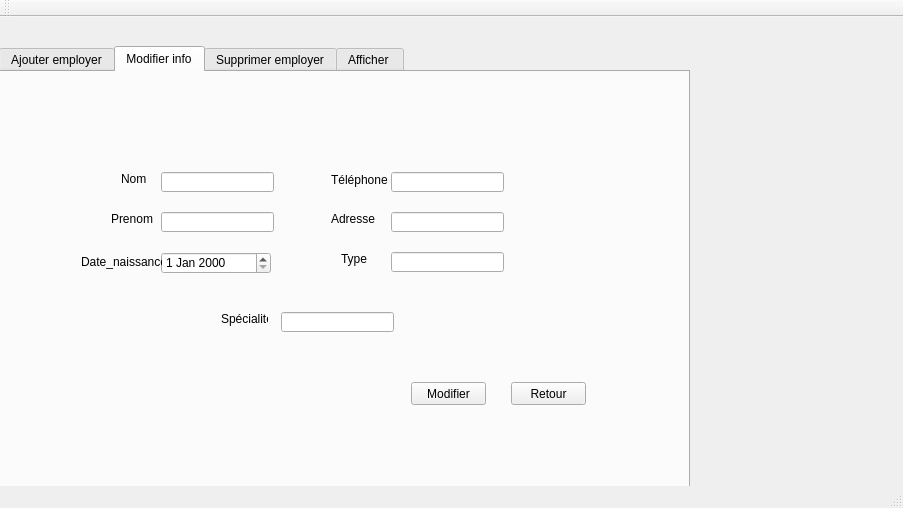
Above: mainwindow.ui from choucheniheb/Projet_C-_2A23_Smart-beauty-center before the change. Below: the same form after it.
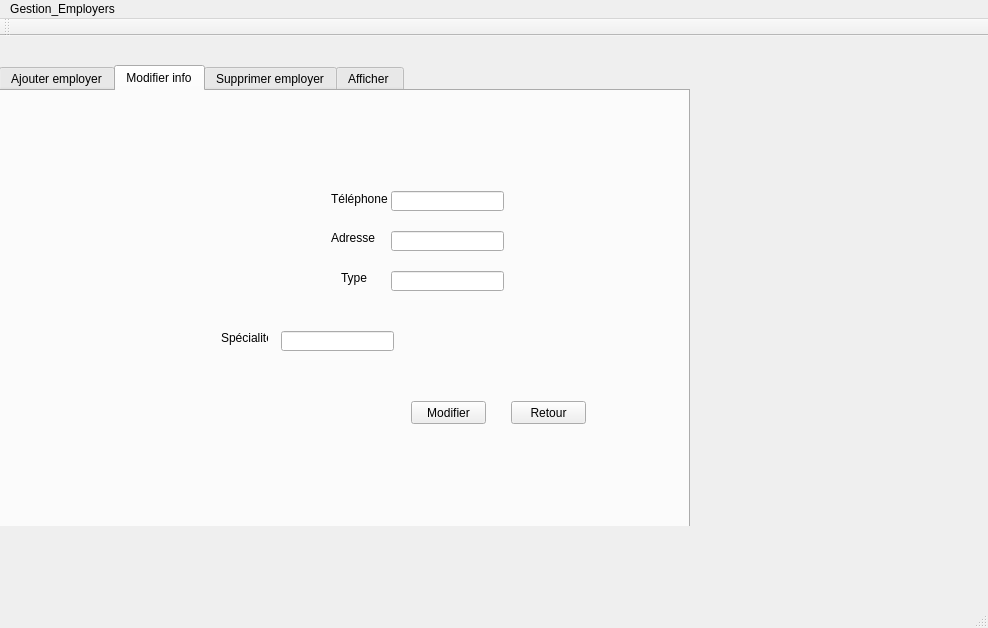
That is the form after the change. The open tabs and pages were chosen to show the change.

```diff
--- a/mainwindow.ui
+++ b/mainwindow.ui
@@ -6,8 +6,8 @@
    <rect>
     <x>0</x>
     <y>0</y>
-    <width>903</width>
-    <height>508</height>
+    <width>988</width>
+    <height>628</height>
    </rect>
   </property>
   <property name="windowTitle">
@@ -417,16 +417,6 @@
            </rect>
           </property>
          </widget>
-         <widget class="QLineEdit" name="lineEdit_nom_e_modifier">
-          <property name="geometry">
-           <rect>
-            <x>160</x>
-            <y>90</y>
-            <width>113</width>
-            <height>20</height>
-           </rect>
-          </property>
-         </widget>
          <widget class="QLabel" name="label_87">
           <property name="geometry">
            <rect>
@@ -440,29 +430,6 @@
            <string>Spécialité</string>
           </property>
          </widget>
-         <widget class="QLineEdit" name="lineEdit_prenom_e_modifier">
-          <property name="geometry">
-           <rect>
-            <x>160</x>
-            <y>130</y>
-            <width>113</width>
-            <height>20</height>
-           </rect>
-          </property>
-         </widget>
-         <widget class="QLabel" name="label_88">
-          <property name="geometry">
-           <rect>
-            <x>110</x>
-            <y>130</y>
-            <width>47</width>
-            <height>14</height>
-           </rect>
-          </property>
-          <property name="text">
-           <string>Prenom</string>
-          </property>
-         </widget>
          <widget class="QLineEdit" name="lineEdit_telephone_e_modifier">
           <property name="geometry">
            <rect>
@@ -486,42 +453,6 @@
            <string>Adresse</string>
           </property>
          </widget>
-         <widget class="QDateEdit" name="lineEdit_date_naissance_e_modifier">
-          <property name="geometry">
-           <rect>
-            <x>160</x>
-            <y>170</y>
-            <width>110</width>
-            <height>22</height>
-           </rect>
-          </property>
-         </widget>
-         <widget class="QLabel" name="label_90">
-          <property name="geometry">
-           <rect>
-            <x>120</x>
-            <y>90</y>
-            <width>47</width>
-            <height>14</height>
-           </rect>
-          </property>
-          <property name="text">
-           <string>Nom</string>
-          </property>
-         </widget>
-         <widget class="QLabel" name="label_91">
-          <property name="geometry">
-           <rect>
-            <x>80</x>
-            <y>170</y>
-            <width>81</width>
-            <height>20</height>
-           </rect>
-          </property>
-          <property name="text">
-           <string>Date_naissance</string>
-          </property>
-         </widget>
          <widget class="QPushButton" name="pushButtonModifier2">
           <property name="geometry">
            <rect>
@@ -957,10 +888,16 @@
     <rect>
      <x>0</x>
      <y>0</y>
-     <width>903</width>
+     <width>988</width>
      <height>22</height>
     </rect>
    </property>
+   <widget class="QMenu" name="menuGestion_Employers">
+    <property name="title">
+     <string>Gestion_Employers</string>
+    </property>
+   </widget>
+   <addaction name="menuGestion_Employers"/>
   </widget>
   <widget class="QToolBar" name="mainToolBar">
    <attribute name="toolBarArea">
```
Left out of the diff: 90 changed lines with no effect on the pictures.
